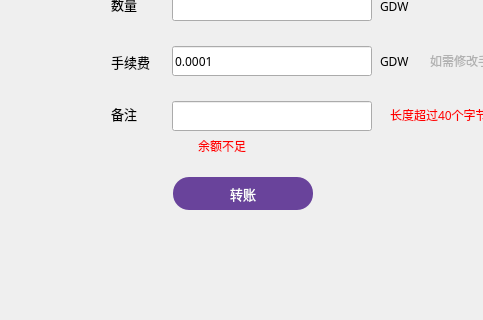
Qt form transferpage.ui (realm520/gdwcoin) before a commit; both pictures show x 0 to 483 and y 209 to 529 of the 857 by 529 pixel window.
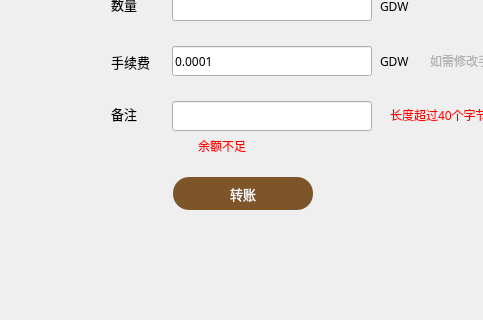
The same form after that commit.

Commit message: Change color style

What changed in the file:
```diff
--- a/transferpage.ui
+++ b/transferpage.ui
@@ -225,8 +225,8 @@
     <enum>Qt::NoFocus</enum>
    </property>
    <property name="styleSheet">
-    <string notr="true">QToolButton{background-color:rgb(105,67,155);color:#ffffff;border:none;border-radius:16px;}
-QToolButton:hover{background-color:rgb(125,87,180);}
+    <string notr="true">QToolButton{background-color:rgb(125,85,40);color:#ffffff;border:none;border-radius:16px;}
+QToolButton:hover{background-color:rgb(185,150,85);}
 QToolButton:disabled{background-color:#cecece;}</string>
    </property>
    <property name="text">
```
The commit also changes 14 other files.
